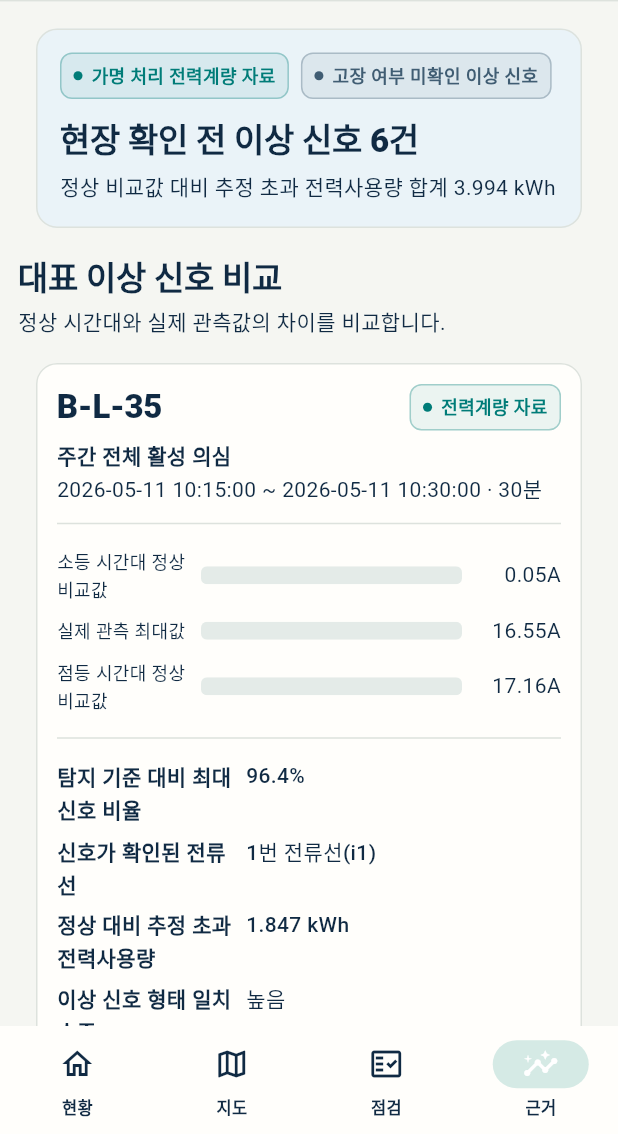
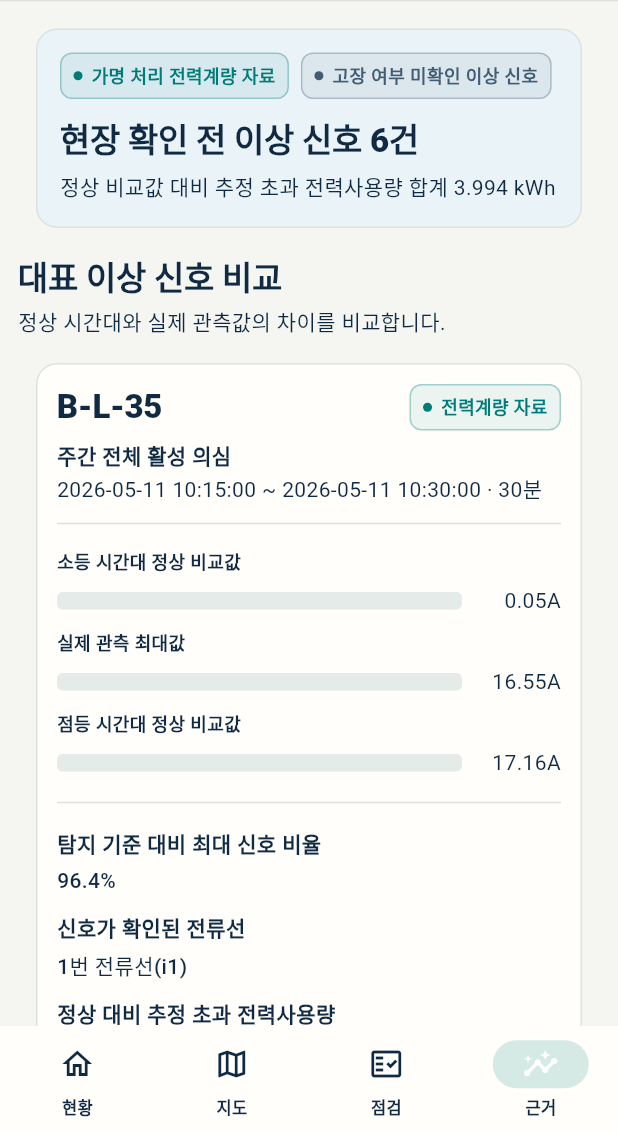
Before and after one commit to good5229/AMI_2026, a Flutter app: the AmiValidationScreen screen opened by its route, on a phone screen of 412 x 824 dp, the part 102-1236 px from its top. Run offline on Flutter 3.47's test engine with Material 3 defaults, Android fonts, the phone set to English and light mode, and no system bars; our stand-ins replace flutter_map, flutter_riverpod, go_router, latlong2; missing offline and left inert: dart:html; Roboto replaces fonts that are missing (Noto Sans KR).

Commit message:
refactor: improve responsive information layouts

```diff
--- a/lightguard_app/lib/features/ami_validation/ami_validation_screen.dart
+++ b/lightguard_app/lib/features/ami_validation/ami_validation_screen.dart
@@ -123,21 +123,50 @@ Widget _bar(String label, double value, double maxValue, bool emphasized) {
   final ratio = maxValue <= 0 ? 0.0 : (value / maxValue).clamp(0.0, 1.0);
   return Padding(
     padding: const EdgeInsets.symmetric(vertical: 4),
-    child: Row(children: [
-      SizedBox(width: 96, child: Text(label, style: const TextStyle(fontSize: 12))),
-      Expanded(child: ClipRRect(borderRadius: BorderRadius.circular(4), child: ColoredBox(color: const Color(0xFFE4EBE8), child: SizedBox(height: 12, child: Align(alignment: Alignment.centerLeft, child: FractionallySizedBox(widthFactor: ratio, child: ColoredBox(color: emphasized ? const Color(0xFF0F766E) : const Color(0xFF9FB7B3)))))))),
-      const SizedBox(width: 8),
-      SizedBox(width: 58, child: Text('${value.toStringAsFixed(2)}A', textAlign: TextAlign.end)),
-    ]),
+    child: LayoutBuilder(builder: (context, constraints) {
+      final labelWidget = Text(label,
+          style: const TextStyle(fontSize: 12, fontWeight: FontWeight.w600));
+      final barWidget = Row(children: [
+        Expanded(child: ClipRRect(borderRadius: BorderRadius.circular(4), child: ColoredBox(color: const Color(0xFFE4EBE8), child: SizedBox(height: 12, child: Align(alignment: Alignment.centerLeft, child: FractionallySizedBox(widthFactor: ratio, child: ColoredBox(color: emphasized ? const Color(0xFF0F766E) : const Color(0xFF9FB7B3)))))))),
+        const SizedBox(width: 8),
+        SizedBox(width: 58, child: Text('${value.toStringAsFixed(2)}A', textAlign: TextAlign.end)),
+      ]);
+      if (constraints.maxWidth < 520) {
+        return Column(crossAxisAlignment: CrossAxisAlignment.start, children: [
+          labelWidget,
+          const SizedBox(height: 6),
+          barWidget,
+        ]);
+      }
+      return Row(children: [
+        SizedBox(width: 190, child: labelWidget),
+        const SizedBox(width: 12),
+        Expanded(child: barWidget),
+      ]);
+    }),
   );
 }
 
 Widget _kv(String label, String value) => Padding(
-  padding: const EdgeInsets.symmetric(vertical: 3),
-  child: Wrap(spacing: 8, runSpacing: 2, children: [
-    SizedBox(width: 118, child: Text(label, style: const TextStyle(fontWeight: FontWeight.w600))),
-    Text(value.isEmpty ? '미제공' : value, style: const TextStyle(fontWeight: FontWeight.w500)),
-  ]),
+  padding: const EdgeInsets.symmetric(vertical: 5),
+  child: LayoutBuilder(builder: (context, constraints) {
+    final labelWidget = Text(label,
+        style: const TextStyle(fontWeight: FontWeight.w700));
+    final valueWidget = Text(value.isEmpty ? '미제공' : value,
+        style: const TextStyle(fontWeight: FontWeight.w500));
+    if (constraints.maxWidth < 520) {
+      return Column(crossAxisAlignment: CrossAxisAlignment.start, children: [
+        labelWidget,
+        const SizedBox(height: 3),
+        valueWidget,
+      ]);
+    }
+    return Row(crossAxisAlignment: CrossAxisAlignment.start, children: [
+      Expanded(flex: 2, child: labelWidget),
+      const SizedBox(width: 12),
+      Expanded(flex: 3, child: valueWidget),
+    ]);
+  }),
 );
 
 String _phaseLabel(String value) {
```
Also changed, not shown: lightguard_app/lib/features/cabinet_detail/cabinet_detail_screen.dart (+83 -26 lines), lightguard_app/lib/features/dashboard/dashboard_screen.dart (+21 -6 lines).
